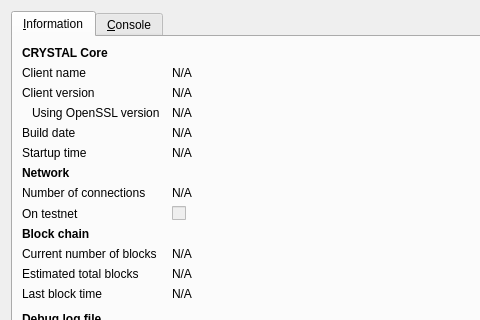
This is src/qt/forms/rpcconsole.ui in deepfuturevc/deepfuture as Qt 5 draws it before an edit; both pictures show x 0 to 480 and y 0 to 320 of the 740 by 450 pixel window. The edited form follows.
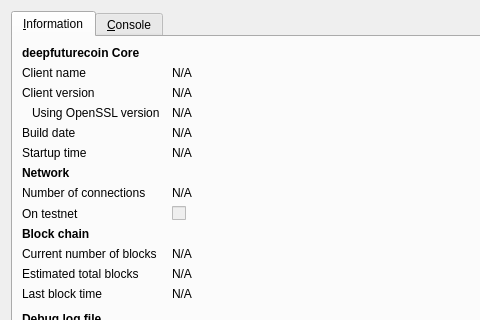
This is the edited form. Icons and pictures are not drawn.

Patch:
```diff
--- a/src/qt/forms/rpcconsole.ui
+++ b/src/qt/forms/rpcconsole.ui
@@ -36,7 +36,7 @@
           </font>
          </property>
          <property name="text">
-          <string>CRYSTAL Core</string>
+          <string>deepfuturecoin Core</string>
          </property>
         </widget>
        </item>
```
Left out of the diff: 6 changed lines with no effect on the pictures.
